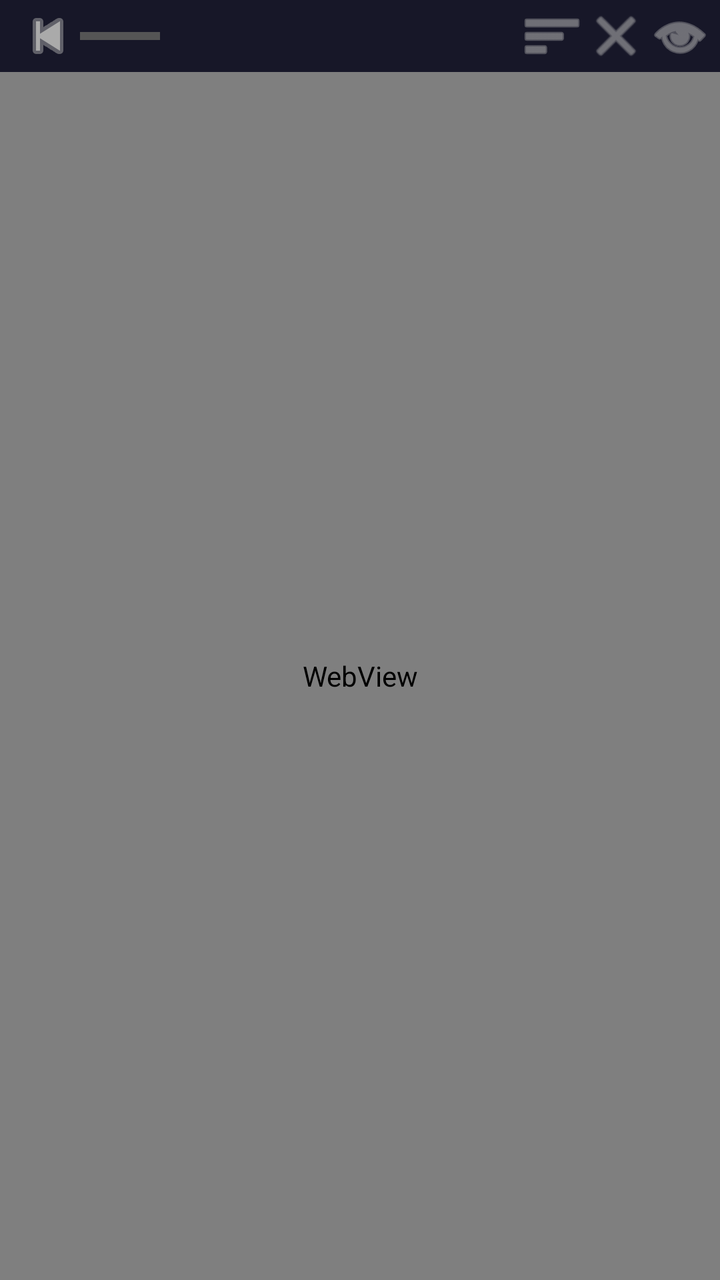
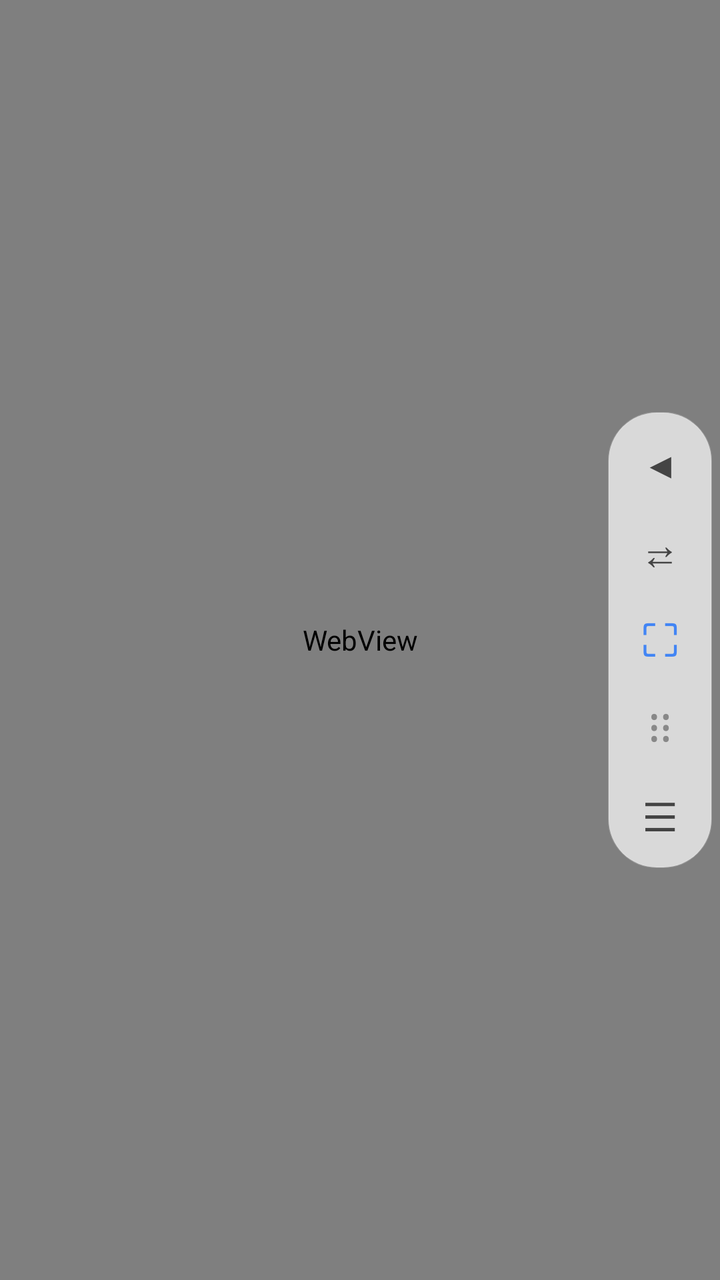

Two renders of the same Android screen: before a commit and after it. Below are the layout's source before the change and the commit's diff.
<!-- AndroidManifest.xml: application theme Theme.Datcraft -->
<!-- res/layout/floating_webview.xml -->
<?xml version="1.0" encoding="utf-8"?>
<FrameLayout xmlns:android="http://schemas.android.com/apk/res/android"
    android:layout_width="match_parent"
    android:layout_height="match_parent"
    android:background="#CC000000">

    
    <LinearLayout
        android:id="@+id/dragHandle"
        android:layout_width="match_parent"
        android:layout_height="36dp"
        android:background="#DD1a1a2e"
        android:gravity="center"
        android:orientation="horizontal"
        android:paddingStart="8dp"
        android:paddingEnd="4dp">

        
        <ImageButton
            android:id="@+id/btnBack"
            android:layout_width="32dp"
            android:layout_height="32dp"
            android:background="?android:attr/selectableItemBackgroundBorderless"
            android:contentDescription="@string/go_back"
            android:src="@android:drawable/ic_media_previous"
            android:tint="#AAAAAA"
            android:scaleType="centerInside" />

        
        <View
            android:layout_width="40dp"
            android:layout_height="4dp"
            android:layout_weight="0"
            android:background="#555"
            android:layout_marginEnd="8dp" />

        <View
            android:layout_width="0dp"
            android:layout_height="0dp"
            android:layout_weight="1" />

        
        <ImageButton
            android:id="@+id/btnSwapSide"
            android:layout_width="32dp"
            android:layout_height="32dp"
            android:background="?android:attr/selectableItemBackgroundBorderless"
            android:contentDescription="@string/swap_sides"
            android:src="@android:drawable/ic_menu_sort_by_size"
            android:tint="#AAAAAA"
            android:scaleType="centerInside" />

        
        <ImageButton
            android:id="@+id/btnMinimize"
            android:layout_width="32dp"
            android:layout_height="32dp"
            android:background="?android:attr/selectableItemBackgroundBorderless"
            android:contentDescription="@string/minimize"
            android:src="@android:drawable/ic_menu_close_clear_cancel"
            android:tint="#AAAAAA"
            android:scaleType="centerInside" />

        
        <ImageButton
            android:id="@+id/btnFullScreen"
            android:layout_width="32dp"
            android:layout_height="32dp"
            android:background="?android:attr/selectableItemBackgroundBorderless"
            android:contentDescription="@string/full_screen"
            android:src="@android:drawable/ic_menu_view"
            android:tint="#AAAAAA"
            android:scaleType="centerInside" />

    </LinearLayout>

    
    <WebView
        android:id="@+id/floatingWebView"
        android:layout_width="match_parent"
        android:layout_height="match_parent"
        android:layout_marginTop="36dp" />

</FrameLayout>
<!-- resources referenced by this layout -->
<resources>
  <string name="full_screen">Full screen</string>
  <string name="go_back">Go back</string>
  <string name="minimize">Minimize</string>
  <string name="swap_sides">Swap sides</string>
  <style name="Theme.Datcraft" parent="Theme.AppCompat.NoActionBar">
          <item name="android:windowFullscreen">true</item>
          <item name="android:windowNoTitle">true</item>
          <item name="android:statusBarColor">#00000000</item>
          <item name="android:navigationBarColor">#00000000</item>
          <item name="android:windowTranslucentStatus">true</item>
          <item name="android:windowTranslucentNavigation">true</item>
      </style>
</resources>

<!-- the commit's change to res/layout/floating_webview.xml (unified diff, before → after) -->
@@ -5,80 +5,90 @@
     android:background="#CC000000">
 
     
+    <WebView
+        android:id="@+id/floatingWebView"
+        android:layout_width="match_parent"
+        android:layout_height="match_parent" />
+
+    
     <LinearLayout
-        android:id="@+id/dragHandle"
-        android:layout_width="match_parent"
-        android:layout_height="36dp"
-        android:background="#DD1a1a2e"
-        android:gravity="center"
-        android:orientation="horizontal"
-        android:paddingStart="8dp"
-        android:paddingEnd="4dp">
+        android:id="@+id/toolbarPill"
+        android:layout_width="wrap_content"
+        android:layout_height="wrap_content"
+        android:layout_gravity="end|center_vertical"
+        android:layout_marginEnd="4dp"
+        android:orientation="vertical"
+        android:background="@drawable/toolbar_pill_bg"
+        android:elevation="8dp"
+        android:padding="4dp">
 
         
-        <ImageButton
+        <TextView
             android:id="@+id/btnBack"
-            android:layout_width="32dp"
-            android:layout_height="32dp"
+            android:layout_width="44dp"
+            android:layout_height="44dp"
+            android:gravity="center"
+            android:text="◀"
+            android:textColor="#444444"
+            android:textSize="18sp"
             android:background="?android:attr/selectableItemBackgroundBorderless"
-            android:contentDescription="@string/go_back"
-            android:src="@android:drawable/ic_media_previous"
-            android:tint="#AAAAAA"
-            android:scaleType="centerInside" />
+            android:clickable="true"
+            android:focusable="true"
+            android:contentDescription="@string/go_back" />
 
         
-        <View
-            android:layout_width="40dp"
-            android:layout_height="4dp"
-            android:layout_weight="0"
-            android:background="#555"
-            android:layout_marginEnd="8dp" />
-
-        <View
-            android:layout_width="0dp"
-            android:layout_height="0dp"
-            android:layout_weight="1" />
+        <TextView
+            android:id="@+id/btnSwapSide"
+            android:layout_width="44dp"
+            android:layout_height="44dp"
+            android:gravity="center"
+            android:text="⇄"
+            android:textColor="#444444"
+            android:textSize="20sp"
+            android:background="?android:attr/selectableItemBackgroundBorderless"
+            android:clickable="true"
+            android:focusable="true"
+            android:contentDescription="@string/swap_sides" />
 
         
-        <ImageButton
-            android:id="@+id/btnSwapSide"
-            android:layout_width="32dp"
-            android:layout_height="32dp"
+        <TextView
+            android:id="@+id/btnFullScreen"
+            android:layout_width="44dp"
+            android:layout_height="44dp"
+            android:gravity="center"
+            android:text="⛶"
+            android:textColor="#4285F4"
+            android:textSize="22sp"
             android:background="?android:attr/selectableItemBackgroundBorderless"
-            android:contentDescription="@string/swap_sides"
-            android:src="@android:drawable/ic_menu_sort_by_size"
-            android:tint="#AAAAAA"
-            android:scaleType="centerInside" />
+            android:clickable="true"
+            android:focusable="true"
+            android:contentDescription="@string/full_screen" />
 
         
-        <ImageButton
-            android:id="@+id/btnMinimize"
-            android:layout_width="32dp"
-            android:layout_height="32dp"
-            android:background="?android:attr/selectableItemBackgroundBorderless"
-            android:contentDescription="@string/minimize"
-            android:src="@android:drawable/ic_menu_close_clear_cancel"
-            android:tint="#AAAAAA"
-            android:scaleType="centerInside" />
+        <TextView
+            android:id="@+id/dragHandle"
+            android:layout_width="44dp"
+            android:layout_height="44dp"
+            android:gravity="center"
+            android:text="⠿"
+            android:textColor="#888888"
+            android:textSize="22sp"
+            android:contentDescription="@string/drag_handle" />
 
         
-        <ImageButton
-            android:id="@+id/btnFullScreen"
-            android:layout_width="32dp"
-            android:layout_height="32dp"
+        <TextView
+            android:id="@+id/btnMinimize"
+            android:layout_width="44dp"
+            android:layout_height="44dp"
+            android:gravity="center"
+            android:text="☰"
+            android:textColor="#444444"
+            android:textSize="20sp"
             android:background="?android:attr/selectableItemBackgroundBorderless"
-            android:contentDescription="@string/full_screen"
-            android:src="@android:drawable/ic_menu_view"
-            android:tint="#AAAAAA"
-            android:scaleType="centerInside" />
+            android:clickable="true"
+            android:focusable="true"
+            android:contentDescription="@string/minimize" />
 
     </LinearLayout>
 
-    
-    <WebView
-        android:id="@+id/floatingWebView"
-        android:layout_width="match_parent"
-        android:layout_height="match_parent"
-        android:layout_marginTop="36dp" />
-
 </FrameLayout>
<!-- resource entries referenced after the edit -->
@@ -1,5 +1,17 @@
 <!-- resources referenced by this layout -->
 <resources>
+  <!-- drawable toolbar_pill_bg (drawable) -->
+  <?xml version="1.0" encoding="utf-8"?>
+  <shape xmlns:android="http://schemas.android.com/apk/res/android"
+      android:shape="rectangle">
+      
+      <solid android:color="#B3FFFFFF" />
+      <corners android:radius="24dp" />
+      <stroke
+          android:width="0.5dp"
+          android:color="#33FFFFFF" />
+  </shape>
+  <string name="drag_handle">Drag to move</string>
   <string name="full_screen">Full screen</string>
   <string name="go_back">Go back</string>
   <string name="minimize">Minimize</string>
